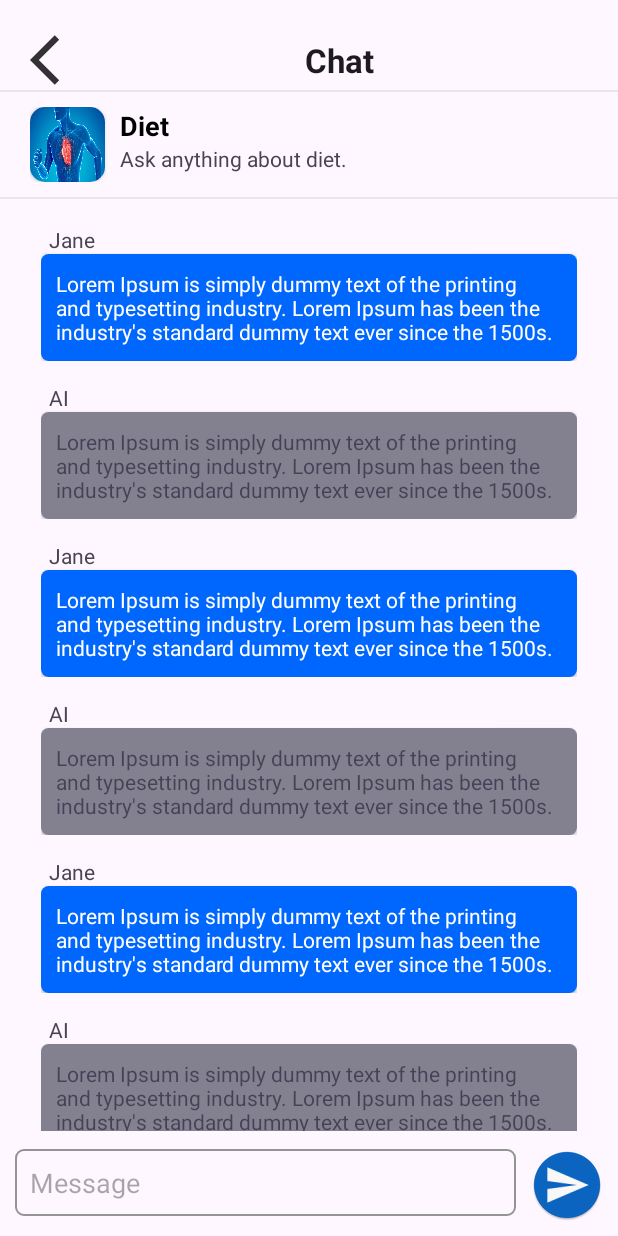
After one commit to IntelliSOFT-Consulting/LLM_mobile, an Android app: the Chat screen opened directly, with no data from a screen before it, on a phone screen of 412 x 824 dp. The commit adds this screen. Run offline under Robolectric (Android 15) with nearby library versions, the light colour scheme and no system bars.

Commit message:
Chat start steps

```diff
--- a/app/src/main/java/com/intellisoft/myapplication/auth/SignIn.kt
+++ b/app/src/main/java/com/intellisoft/myapplication/auth/SignIn.kt
@@ -7,12 +7,10 @@ import android.text.TextUtils
 import android.widget.Button
 import android.widget.EditText
 import android.widget.TextView
-import com.intellisoft.myapplication.MainActivity
 import com.intellisoft.myapplication.R
 import com.intellisoft.myapplication.data_class.DbSignIn
 import com.intellisoft.myapplication.helper_class.FormatterClassHelper
 import com.intellisoft.myapplication.network_request.requests.RetrofitCallsAuthentication
-import org.w3c.dom.Text
 
 class SignIn : AppCompatActivity() {
 
--- /dev/null
+++ b/app/src/main/java/com/intellisoft/myapplication/chat/Chat.kt
@@ -0,0 +1,46 @@
+package com.intellisoft.myapplication.chat
+
+import androidx.appcompat.app.AppCompatActivity
+import android.os.Bundle
+import android.widget.ImageButton
+import androidx.recyclerview.widget.LinearLayoutManager
+import androidx.recyclerview.widget.RecyclerView
+import com.intellisoft.myapplication.R
+import com.intellisoft.myapplication.data_class.DbChat
+
+class Chat : AppCompatActivity() {
+
+    private lateinit var recyclerView: RecyclerView
+
+    override fun onCreate(savedInstanceState: Bundle?) {
+        super.onCreate(savedInstanceState)
+        setContentView(R.layout.activity_chat)
+
+        recyclerView = findViewById(R.id.recyclerView)
+        recyclerView.layoutManager = LinearLayoutManager(this)
+
+        val dbChatList = ArrayList<DbChat>()
+
+        for (i in 1..10){
+
+            var username = "Jane"
+            if (i % 2 == 0){
+                username = "AI"
+            }
+
+            val dbChat= DbChat(username, "Lorem Ipsum is simply dummy text of the printing and" +
+                    " typesetting industry. Lorem Ipsum has been the industry's standard dummy" +
+                    " text ever since the 1500s.")
+
+            dbChatList.add(dbChat)
+        }
+
+        val chatAdapter = ChatAdapter(dbChatList)
+        recyclerView.adapter = chatAdapter
+
+
+        findViewById<ImageButton>(R.id.imgBtnBack).setOnClickListener {
+            onBackPressed() // Navigate back when the button is clicked
+        }
+    }
+}
--- /dev/null
+++ b/app/src/main/java/com/intellisoft/myapplication/chat/ChatAdapter.kt
@@ -0,0 +1,59 @@
+package com.intellisoft.myapplication.chat
+
+import android.annotation.SuppressLint
+import android.view.LayoutInflater
+import android.view.View
+import android.view.ViewGroup
+import android.widget.LinearLayout
+import android.widget.TextView
+import androidx.core.content.ContextCompat
+import androidx.recyclerview.widget.RecyclerView
+import com.intellisoft.myapplication.R
+import com.intellisoft.myapplication.data_class.DbChat
+
+class ChatAdapter(private val dbChatList: ArrayList<DbChat>):
+    RecyclerView.Adapter<ChatAdapter.ViewHolder>() {
+
+    class ViewHolder(view: View): RecyclerView.ViewHolder(view){
+
+        val tvUsername: TextView
+        val tvChat: TextView
+        val linearLayout: LinearLayout
+
+        init {
+            tvUsername = view.findViewById(R.id.tvUsername)
+            tvChat = view.findViewById(R.id.tvChat)
+            linearLayout = view.findViewById(R.id.linearLayout)
+        }
+
+    }
+
+    override fun onCreateViewHolder(parent: ViewGroup, viewType: Int): ViewHolder {
+        val view = LayoutInflater.from(parent.context)
+            .inflate(R.layout.chat_layout, parent, false)
+
+        return ViewHolder(view)
+    }
+
+    override fun getItemCount() = dbChatList.size
+
+    @SuppressLint("ResourceAsColor")
+    override fun onBindViewHolder(holder: ViewHolder, position: Int) {
+
+        val username = dbChatList[position].username
+        val chat = dbChatList[position].chat
+
+        holder.tvUsername.text = username
+        holder.tvChat.text = chat
+
+        if (username.contains("AI")){
+            holder.linearLayout.setBackgroundColor(R.color.darker_gray)
+            holder.tvChat.setTextColor(R.color.black)
+        }
+
+
+
+    }
+
+
+}
--- a/app/src/main/java/com/intellisoft/myapplication/data_class/DataClass.kt
+++ b/app/src/main/java/com/intellisoft/myapplication/data_class/DataClass.kt
@@ -5,6 +5,15 @@ import com.intellisoft.myapplication.R
 enum class UrlData(var message: Int) {
     BASE_URL(R.string.base_url),
 }
+
+data class DbNcd(
+    val imageSource: Int,
+    val imageName:String
+)
+data class DbChat(
+    val username: String,
+    val chat: String
+)
 
 data class DbSignIn(
     val username:String,
--- a/app/src/main/java/com/intellisoft/myapplication/MainActivity.kt
+++ b/app/src/main/java/com/intellisoft/myapplication/landing_page/MainActivity.kt
@@ -1,10 +1,13 @@
-package com.intellisoft.myapplication
+package com.intellisoft.myapplication.landing_page
 
 import android.content.Intent
 import androidx.appcompat.app.AppCompatActivity
 import android.os.Bundle
 import android.widget.ImageView
+import android.widget.LinearLayout
 import android.widget.TextView
+import com.intellisoft.myapplication.R
+import com.intellisoft.myapplication.chat.Chat
 import com.intellisoft.myapplication.helper_class.FormatterClassHelper
 import com.intellisoft.myapplication.profile.ProfileDetails
 
@@ -32,5 +35,10 @@ class MainActivity : AppCompatActivity() {
             val intent = Intent(this, ProfileDetails::class.java)
             startActivity(intent)
         }
+        findViewById<LinearLayout>(R.id.linearLayoutRunning).setOnClickListener {
+            formatterHelper.saveSharedPreference(this, "searchSubject","RUNNING")
+            val intent = Intent(this, Chat::class.java)
+            startActivity(intent)
+        }
     }
 }
--- a/app/src/main/java/com/intellisoft/myapplication/Splash.kt
+++ b/app/src/main/java/com/intellisoft/myapplication/landing_page/Splash.kt
@@ -1,10 +1,10 @@
-package com.intellisoft.myapplication
+package com.intellisoft.myapplication.landing_page
 
 import android.content.Intent
 import androidx.appcompat.app.AppCompatActivity
 import android.os.Bundle
 import android.os.Handler
-import com.intellisoft.myapplication.auth.SignIn
+import com.intellisoft.myapplication.R
 import com.intellisoft.myapplication.auth.SignUp1
 import com.intellisoft.myapplication.helper_class.FormatterClassHelper
 
--- a/app/src/main/java/com/intellisoft/myapplication/network_request/requests/RetrofitCallsAuthentication.kt
+++ b/app/src/main/java/com/intellisoft/myapplication/network_request/requests/RetrofitCallsAuthentication.kt
@@ -6,7 +6,7 @@ import android.content.Context
 import android.content.Intent
 import android.util.Log
 import android.widget.Toast
-import com.intellisoft.myapplication.MainActivity
+import com.intellisoft.myapplication.landing_page.MainActivity
 import com.intellisoft.myapplication.auth.SignIn
 import com.intellisoft.myapplication.data_class.DbSignIn
 import com.intellisoft.myapplication.data_class.DbSignUp
--- /dev/null
+++ b/app/src/main/res/layout/activity_chat.xml
@@ -0,0 +1,156 @@
+<?xml version="1.0" encoding="utf-8"?>
+<RelativeLayout xmlns:android="http://schemas.android.com/apk/res/android"
+    xmlns:app="http://schemas.android.com/apk/res-auto"
+    xmlns:tools="http://schemas.android.com/tools"
+    android:layout_width="match_parent"
+    android:layout_height="match_parent"
+    tools:context=".chat.Chat">
+
+    <LinearLayout
+        android:orientation="vertical"
+        android:layout_width="match_parent"
+        android:layout_height="match_parent">
+
+        <LinearLayout
+            android:layout_marginTop="20dp"
+            android:layout_marginEnd="20dp"
+            android:layout_marginStart="20dp"
+            android:orientation="horizontal"
+            android:layout_width="match_parent"
+            android:layout_height="wrap_content">
+
+            <ImageButton
+                android:id="@+id/imgBtnBack"
+                android:padding="20dp"
+                android:background="@drawable/ic_action_back"
+                android:layout_width="wrap_content"
+                android:layout_height="wrap_content"/>
+
+            <TextView
+                android:textStyle="bold"
+                android:textAppearance="@style/TextAppearance.AppCompat.Large"
+                android:gravity="center"
+                android:text="Chat"
+                android:layout_width="match_parent"
+                android:layout_height="match_parent"/>
+
+        </LinearLayout>
+
+        <LinearLayout
+            android:orientation="vertical"
+            android:layout_width="match_parent"
+            android:layout_height="wrap_content">
+
+            <View
+                android:layout_width="match_parent"
+                android:layout_height="1dp"
+                android:background="@color/darker_gray"/>
+
+            <LinearLayout
+                android:layout_marginBottom="10dp"
+                android:layout_marginTop="10dp"
+                android:layout_marginEnd="20dp"
+                android:layout_marginStart="20dp"
+                android:orientation="horizontal"
+                android:layout_width="match_parent"
+                android:layout_height="wrap_content">
+
+                <androidx.cardview.widget.CardView
+                    app:cardCornerRadius="10dp"
+                    android:layout_width="wrap_content"
+                    android:layout_height="wrap_content">
+
+                    <ImageView
+                        android:background="@drawable/heart"
+                        android:id="@+id/imageView"
+                        android:layout_width="50dp"
+                        android:layout_height="50dp"/>
+
+                </androidx.cardview.widget.CardView>
+
+                <LinearLayout
+                    android:layout_marginStart="10dp"
+                    android:orientation="vertical"
+                    android:layout_width="match_parent"
+                    android:layout_height="wrap_content">
+
+                    <TextView
+                        android:id="@+id/tvSelectionName"
+                        android:textAppearance="@style/TextAppearance.AppCompat.Medium"
+                        android:textStyle="bold"
+                        android:textColor="@color/black"
+                        android:text="Diet"
+                        android:layout_width="match_parent"
+                        android:layout_height="wrap_content"/>
+
+                    <TextView
+                        android:textAppearance="@style/TextAppearance.AppCompat.Small"
+                        android:id="@+id/tvSelectionDescription"
+                        android:text="Ask anything about diet."
+                        android:layout_width="match_parent"
+                        android:layout_height="wrap_content"/>
+
+
+                </LinearLayout>
+
+
+
+            </LinearLayout>
+
+            <View
+                android:layout_width="match_parent"
+                android:layout_height="1dp"
+                android:background="@color/darker_gray"/>
+
+
+        </LinearLayout>
+
+        <RelativeLayout
+            android:layout_width="match_parent"
+            android:layout_height="match_parent">
+
+            <androidx.recyclerview.widget.RecyclerView
+                tools:listitem="@layout/chat_layout"
+                android:layout_marginStart="20dp"
+                android:layout_marginEnd="20dp"
+                android:layout_marginTop="10dp"
+                android:layout_marginBottom="70dp"
+                android:id="@+id/recyclerView"
+                android:layout_width="match_parent"
+                android:layout_height="match_parent" />
+
+            <LinearLayout
+                android:layout_alignParentBottom="true"
+                android:layout_margin="10dp"
+                android:orientation="horizontal"
+                android:layout_width="match_parent"
+                android:layout_height="wrap_content">
+
+                <EditText
+                    android:layout_weight="1"
+                    android:hint="Message"
+                    android:background="@drawable/edit_text_border"
+                    android:layout_width="wrap_content"
+                    android:layout_height="wrap_content"/>
+
+                <ImageButton
+                    android:layout_marginStart="10dp"
+                    android:clickable="true"
+                    android:background="@mipmap/ic_send_icon"
+                    android:layout_width="wrap_content"
+                    android:layout_height="wrap_content"/>
+
+
+
+            </LinearLayout>
+
+
+        </RelativeLayout>
+
+
+
+
+    </LinearLayout>
+
+
+</RelativeLayout>
--- a/app/src/main/res/layout/activity_main.xml
+++ b/app/src/main/res/layout/activity_main.xml
@@ -5,7 +5,7 @@
     android:layout_width="match_parent"
     android:layout_height="match_parent"
     android:layout_margin="20dp"
-    tools:context=".MainActivity">
+    tools:context=".landing_page.MainActivity">
 
 
     <LinearLayout
@@ -100,6 +100,7 @@
                     android:layout_marginTop="20dp">
 
                     <LinearLayout
+                        android:id="@+id/linearLayoutRunning"
                         android:layout_weight="1"
                         android:orientation="vertical"
                         android:layout_width="wrap_content"
--- a/app/src/main/res/layout/activity_splash.xml
+++ b/app/src/main/res/layout/activity_splash.xml
@@ -5,7 +5,7 @@
     android:layout_width="match_parent"
     android:layout_height="match_parent"
     android:background="@color/primary"
-    tools:context=".Splash">
+    tools:context=".landing_page.Splash">
 
     <LinearLayout
         android:gravity="center"
--- /dev/null
+++ b/app/src/main/res/layout/chat_layout.xml
@@ -0,0 +1,48 @@
+<?xml version="1.0" encoding="utf-8"?>
+<LinearLayout xmlns:android="http://schemas.android.com/apk/res/android"
+    xmlns:app="http://schemas.android.com/apk/res-auto"
+    android:orientation="vertical"
+    android:layout_width="match_parent"
+    android:layout_height="wrap_content">
+
+    <LinearLayout
+        android:padding="7dp"
+        android:orientation="vertical"
+        android:layout_width="match_parent"
+        android:layout_height="wrap_content">
+
+        <TextView
+            android:layout_marginStart="5dp"
+            android:id="@+id/tvUsername"
+            android:textAppearance="@style/TextAppearance.AppCompat.Small"
+            android:text="Jane"
+            android:layout_width="match_parent"
+            android:layout_height="wrap_content"/>
+
+        <androidx.cardview.widget.CardView
+            app:cardCornerRadius="5dp"
+            android:layout_width="match_parent"
+            android:layout_height="wrap_content">
+
+            <LinearLayout
+                android:id="@+id/linearLayout"
+                android:padding="10dp"
+                android:background="@color/button"
+                android:orientation="vertical"
+                android:layout_width="match_parent"
+                android:layout_height="wrap_content">
+
+                <TextView
+                    android:id="@+id/tvChat"
+                    android:textColor="@color/white"
+                    android:text="Lorem ipsum"
+                    android:layout_width="match_parent"
+                    android:layout_height="wrap_content"/>
+
+            </LinearLayout>
+
+        </androidx.cardview.widget.CardView>
+
+    </LinearLayout>
+
+</LinearLayout>
```
Also changed, not shown: app/src/main/AndroidManifest.xml (+10 -7 lines), app/src/main/java/com/intellisoft/myapplication/landing_page/MainActivityAdapter.kt (added, +60 -0 lines), app/src/main/res/mipmap-hdpi/ic_send_icon.png (added), app/src/main/res/mipmap-mdpi/ic_send_icon.png (added), app/src/main/res/mipmap-xhdpi/ic_send_icon.png (added), app/src/main/res/mipmap-xxhdpi/ic_send_icon.png (added), app/src/main/res/mipmap-xxxhdpi/ic_send_icon.png (added).
